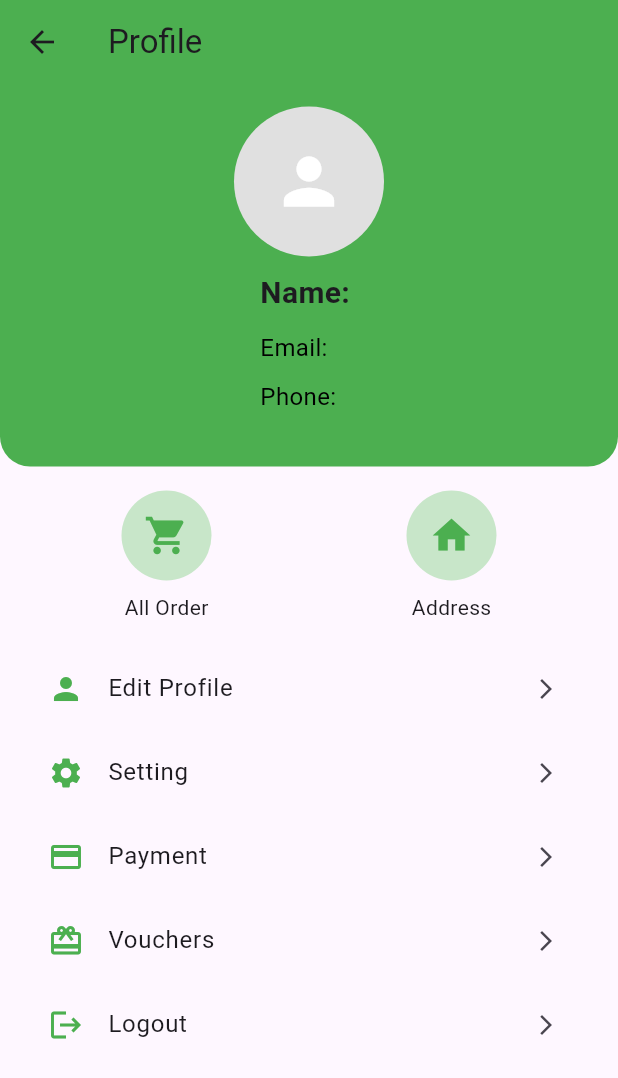
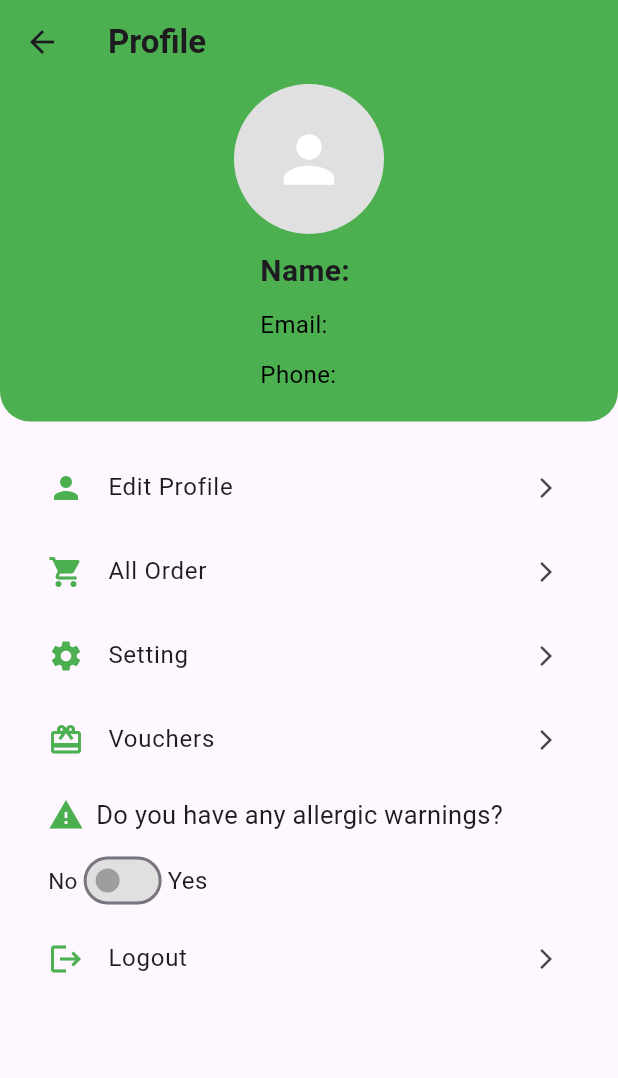
Before and after one commit to janaelmorshedy20/Smart-Grocery-Mobile-App, a Flutter app: the UserProfileScreen screen opened by its route, on a phone screen of 412 x 824 dp. Shown: the top 1078 px of the screen. Run offline on Flutter 3.47's test engine with Material 3 defaults, Android fonts, the phone set to English and light mode, and no system bars; our stand-ins replace cloud_firestore, firebase_auth, firebase_core, flutter_riverpod, image_picker, shared_preferences and 1 more; missing offline and left inert: google_mlkit_text_recognition; accounts and stored records are empty.

Commit message:
update user profile

```diff
--- a/lib/userprofile.dart
+++ b/lib/userprofile.dart
@@ -1,10 +1,12 @@
+// import 'package:flutter/material.dart';
+// import 'package:firebase_auth/firebase_auth.dart';
 // import 'package:cloud_firestore/cloud_firestore.dart';
-// import 'package:firebase_auth/firebase_auth.dart';
-// import 'package:flutter/material.dart';
 // import 'package:shared_preferences/shared_preferences.dart';
+// import 'package:smartgrocery/editprofile.dart';
+// import 'package:smartgrocery/voucherscodes.dart';
 
 // class UserProfileScreen extends StatefulWidget {
-//   const UserProfileScreen({Key? key}) : super(key: key);
+//   const UserProfileScreen({super.key});
 
 //   @override
 //   _UserProfileScreenState createState() => _UserProfileScreenState();
@@ -13,6 +15,7 @@
 // class _UserProfileScreenState extends State<UserProfileScreen> {
 //   final _nameController = TextEditingController();
 //   final _emailController = TextEditingController();
+//   final _phonenumberController = TextEditingController();
 //   bool _isLoading = false;
 //   late String userId;
 
@@ -22,9 +25,8 @@
 //     final currentUser = FirebaseAuth.instance.currentUser;
 //     if (currentUser != null) {
 //       userId = currentUser.uid;
-//       _fetchUserProfile(); // Fetch user profile after getting userId
+//       _fetchUserProfile();
 //     } else {
-//       // Handle the case when the user is not logged in
 //       print('User not logged in');
 //     }
 //   }
@@ -35,18 +37,16 @@
 //     });
 
 //     try {
-//       // Fetch user data from Firestore using the userId
 //       DocumentSnapshot userDoc = await FirebaseFirestore.instance
-//           .collection('users')  // Assuming the users collection exists
-//           .doc(userId)  // Fetch user by userId
+//           .collection('users')
+//           .doc(userId)
 //           .get();
 
 //       if (userDoc.exists) {
-//         // Check if the document exists and then update the fields
 //         _nameController.text = userDoc['name'];
 //         _emailController.text = userDoc['email'];
+//         _phonenumberController.text = userDoc['phone'];
 //       } else {
-//         // Document does not exist
 //         print('User profile not found');
 //       }
 //     } catch (e) {
@@ -64,275 +64,172 @@
 //   Widget build(BuildContext context) {
 //     return Scaffold(
 //       appBar: AppBar(
-//         title: const Text('User Profile', style: TextStyle(fontWeight: FontWeight.bold)),
-//         centerTitle: true,
+//         title: const Text('Profile'),
 //         backgroundColor: Colors.green,
-//         foregroundColor: Colors.white,
-//         elevation: 4,
+//         leading: IconButton(
+//           icon: const Icon(Icons.arrow_back),
+//           onPressed: () {
+//             Navigator.pop(context);
+//           },
+//         ),
 //       ),
-//       body: Padding(
-//         padding: const EdgeInsets.all(16.0),
-//         child: Column(
-//           crossAxisAlignment: CrossAxisAlignment.start,
-//           children: [
-//             // Profile Picture (Icon)
-//             Center(
-//               child: CircleAvatar(
-//                 radius: 50.0, // Adjust the size as needed
-//                 backgroundColor: Colors.grey[300],
-//                 child: Icon(
-//                   Icons.person,
-//                   size: 50.0, // Icon size
-//                   color: Colors.white,
-//                 ),
+//       body: Column(
+//         crossAxisAlignment: CrossAxisAlignment.stretch,
+//         children: [
+//           // Profile Header
+//           Container(
+//             padding: const EdgeInsets.all(15.0),
+//             decoration: const BoxDecoration(
+//               color: Colors.green,
+//               borderRadius: BorderRadius.only(
+//                 bottomLeft: Radius.circular(20),
+//                 bottomRight: Radius.circular(20),
 //               ),
 //             ),
-//             const SizedBox(height: 20),
+//             child: Column(
+//               children: [
+//                 Center(
+//                     child: CircleAvatar(
+//                   radius: 50.0, // Adjust the size as needed
+//                   backgroundColor: Colors.grey[300],
+//                   child: const Icon(
+//                     Icons.person,
+//                     size: 50.0, // Icon size
+//                     color: Colors.white,
+//                   ),
+//                 )),
+//                 const SizedBox(height: 10),
+//                 _isLoading
+//                     ? const Center(child: CircularProgressIndicator())
+//                     : Column(
+//                         crossAxisAlignment: CrossAxisAlignment.start,
+//                         children: [
+//                           Text(
+//                             'Name: ${_nameController.text}',
+//                             style: const TextStyle(
+//                               fontSize: 20,
+//                               fontWeight: FontWeight.bold,
+//                             ),
+//                           ),
+//                           const SizedBox(height: 10),
+//                           Text(
+//                             'Email: ${_emailController.text}',
+//                             style: const TextStyle(
+//                               fontSize: 16,
+//                               color: Colors.black,
+//                             ),
+//                           ),
+//                           const SizedBox(height: 10),
+//                           Text(
+//                             'Phone: ${_phonenumberController.text}',
+//                             style: const TextStyle(
+//                               fontSize: 16,
+//                               color: Colors.black,
+//                             ),
+//                           ),
+//                           const SizedBox(height: 20),
+//                         ],
+//                       ),
+//               ],
+//             ),
+//           ),
 
-//             // User Info
-//             _isLoading
-//                 ? const Center(child: CircularProgressIndicator()) // Show loading spinner when fetching data
-//                 : Column(
-//                     crossAxisAlignment: CrossAxisAlignment.start,
-//                     children: [
-//                       Text(
-//                         'Name: ${_nameController.text}',
-//                         style: const TextStyle(
-//                           fontSize: 20,
-//                           fontWeight: FontWeight.bold,
-//                         ),
-//                       ),
-//                       const SizedBox(height: 10),
-//                       Text(
-//                         'Email: ${_emailController.text}',
-//                         style: const TextStyle(
-//                           fontSize: 16,
-//                           color: Colors.grey,
-//                         ),
-//                       ),
-//                       const SizedBox(height: 20),
-//                     ],
-//                   ),
+//           const SizedBox(height: 16),
 
-//             // Edit Profile Button
-//             ElevatedButton.icon(
-//               onPressed: () {
-//                 _editProfile(context);
-//               },
-//               style: ElevatedButton.styleFrom(
-//                 backgroundColor: Colors.blue,
-//                 minimumSize: const Size(double.infinity, 50),
-//               ),
-//               icon: const Icon(Icons.edit, color: Colors.white), // Icon for the button
-//               label: const Text(
-//                 'Edit Profile',
-//                 style: TextStyle(color: Colors.white),
-//               ),
+//           // Horizontal Menu
+//           Padding(
+//             padding: const EdgeInsets.symmetric(horizontal: 16.0),
+//             child: Row(
+//               mainAxisAlignment: MainAxisAlignment.spaceAround,
+//               children: [
+//                 _buildMenuItem(Icons.shopping_cart, 'All Order'),
+//                 _buildMenuItem(Icons.home, 'Address'),
+//               ],
 //             ),
-//             const SizedBox(height: 20),
+//           ),
 
-//             // Past Orders Button
-//             ElevatedButton.icon(
-//               onPressed: () {
-//                 _viewOrders(context);
-//               },
-//               style: ElevatedButton.styleFrom(
-//                 backgroundColor: Colors.orange,
-//                 minimumSize: const Size(double.infinity, 50),
-//               ),
-//               icon: const Icon(Icons.history, color: Colors.white), // Icon for the button
-//               label: const Text(
-//                 'Past Orders',
-//                 style: TextStyle(color: Colors.white),
-//               ),
+//           const SizedBox(height: 16),
+
+//           // Vertical Menu
+//           Expanded(
+//             child: ListView(
+//               padding: const EdgeInsets.symmetric(horizontal: 16.0),
+//               children: [
+//                 _buildListTile(Icons.person, 'Edit Profile', () {
+//                   Navigator.push(
+//                     context,
+//                     MaterialPageRoute(
+//                       builder: (context) => const EditProfileScreen(),
+//                     ),
+//                   );
+//                 }),
+//                 _buildListTile(Icons.settings, 'Setting', () {}),
+//                 _buildListTile(Icons.payment, 'Payment', () {}),
+//                 _buildListTile(Icons.card_giftcard, 'Vouchers', () {
+//                   Navigator.push(
+//                     context,
+//                     MaterialPageRoute(
+//                       builder: (context) => const VouchersPage(),
+//                     ),
+//                   );
+//                 }),
+//                 _buildListTile(Icons.logout, 'Logout', () {
+//                   _logout(context);
+//                 }),
+
+//               ],
 //             ),
-//             const SizedBox(height: 20),
+//           ),
 
-//             // Logout Button
-//             ElevatedButton.icon(
-//               onPressed: () {
-//                 _logout(context);
-//               },
-//               style: ElevatedButton.styleFrom(
-//                 backgroundColor: Colors.red,
-//                 minimumSize: const Size(double.infinity, 50),
-//               ),
-//               icon: const Icon(Icons.logout, color: Colors.white), // Icon for the button
-//               label: const Text(
-//                 'Logout',
-//                 style: TextStyle(color: Colors.white),
-//               ),
-//             ),
-//           ],
-//         ),
+//         ],
 //       ),
 //     );
 //   }
 
-//   // Edit Profile Function
-//   void _editProfile(BuildContext context) {
-//     Navigator.pushNamed(context, '/EditProfileScreen');
-//   }
-
-//   //  Orders Function
-//   void _viewOrders(BuildContext context) {
-//     Navigator.pushNamed(context, '/pastOrders');
-//   }
-
-//   // Logout Function
 //   void _logout(BuildContext context) async {
-//     // Clear session data
 //     SharedPreferences prefs = await SharedPreferences.getInstance();
 //     await prefs.clear();
-
-//     // Log out the user from Firebase
 //     await FirebaseAuth.instance.signOut();
-
-//     // Redirect the user to the login screen
 //     Navigator.pushReplacementNamed(context, '/login2');
 //     print('User Logged Out');
 //   }
-// }
 
-//   @override
-//   Widget build(BuildContext context) {
-//     return Scaffold(
-//       appBar: AppBar(
-//         title: const Text('User Profile', style: TextStyle(fontWeight: FontWeight.bold)),
-//         centerTitle: true,
-//         backgroundColor: Colors.green,
-//         foregroundColor: Colors.white,
-//         elevation: 4,
-//       ),
-//       body: Padding(
-//         padding: const EdgeInsets.all(16.0),
-//         child: Column(
-//           crossAxisAlignment: CrossAxisAlignment.start,
-//           children: [
-//             Center(
-//               child: CircleAvatar(
-//                 radius: 50.0,
-//                 backgroundColor: Colors.grey[300],
-//                 child: const Icon(
-//                   Icons.person,
-//                   size: 50.0,
-//                   color: Colors.white,
-//                 ),
-//               ),
-//             ),
-//             const SizedBox(height: 20),
-//             _isLoading
-//                 ? const Center(child: CircularProgressIndicator())
-//                 : Column(
-//                     crossAxisAlignment: CrossAxisAlignment.start,
-//                     children: [
-//                       Text(
-//                         'Name: ${_nameController.text}',
-//                         style: const TextStyle(
-//                           fontSize: 20,
-//                           fontWeight: FontWeight.bold,
-//                         ),
-//                       ),
-//                       const SizedBox(height: 10),
-//                       Text(
-//                         'Email: ${_emailController.text}',
-//                         style: const TextStyle(
-//                           fontSize: 16,
-//                           color: Colors.grey,
-//                         ),
-//                       ),
-//                       const SizedBox(height: 20),
-//                     ],
-//                   ),
-//             ElevatedButton(
-//   onPressed: () {
-//     Navigator.push(
-//       context,
-//       MaterialPageRoute(
-//         builder: (context) => EditProfileScreen(), // Replace with your actual screen widget
-//       ),
-//     );
-//   },
-//   style: ElevatedButton.styleFrom(
-//     backgroundColor: Colors.blue,
-//     minimumSize: const Size(double.infinity, 50),
-//   ),
-//   child: const Text(
-//     'Edit Profile',
-//     style: TextStyle(color: Colors.white),
-//   ),
-// ),
-//             const SizedBox(height: 20),
-//             ElevatedButton.icon(
-//               onPressed: () {
-//                 Navigator.pushNamed(context, '/pastOrders');
-//               },
-//               style: ElevatedButton.styleFrom(
-//                 backgroundColor: Colors.orange,
-//                 minimumSize: const Size(double.infinity, 50),
-//               ),
-//               icon: const Icon(Icons.history, color: Colors.white),
-//               label: const Text('Past Orders', style: TextStyle(color: Colors.white)),
-//             ),
-//             const SizedBox(height: 20),
-//             ElevatedButton.icon(
-//               onPressed: () {
-//                 _logout(context);
-//               },
-//               style: ElevatedButton.styleFrom(
-//                 backgroundColor: Colors.red,
-//                 minimumSize: const Size(double.infinity, 50),
-//               ),
-//               icon: const Icon(Icons.logout, color: Colors.white),
-//               label: const Text('Logout', style: TextStyle(color: Colors.white)),
-//             ),
-//           ],
+//   Widget _buildMenuItem(IconData icon, String label) {
+//     return Column(
+//       children: [
+//         CircleAvatar(
+//           radius: 30,
+//           backgroundColor: Colors.green[100],
+//           child: Icon(
+//             icon,
+//             color: Colors.green,
+//             size: 30,
+//           ),
 //         ),
-//       ),
+//         const SizedBox(height: 8),
+//         Text(label, style: const TextStyle(fontSize: 14)),
+//       ],
 //     );
 //   }
 
-// }
-
-// class PastOrdersScreen extends StatelessWidget {
-//   const PastOrdersScreen({Key? key}) : super(key: key);
-
-//   @override
-//   Widget build(BuildContext context) {
-//     return Scaffold(
-//       appBar: AppBar(
-//         title: const Text('Past Orders'),
-//         backgroundColor: Colors.orange,
-//       ),
-//       body: const Center(
-//         child: Text('Past Orders Screen Content'),
-//       ),
+//   Widget _buildListTile(IconData icon, String title, VoidCallback onTap) {
+//     return ListTile(
+//       leading: Icon(icon, color: Colors.green),
+//       title: Text(title),
+//       trailing: const Icon(Icons.arrow_forward_ios, size: 16),
+//       onTap: onTap,
 //     );
 //   }
 // }
 
-// class LoginScreen extends StatelessWidget {
-//   const LoginScreen({Key? key}) : super(key: key);
 
-//   @override
-//   Widget build(BuildContext context) {
-//     return Scaffold(
-//       appBar: AppBar(
-//         title: const Text('Login'),
-//         backgroundColor: Colors.red,
-//       ),
-//       body: const Center(
-//         child: Text('Login Screen Content'),
-//       ),
-//     );
-//   }
-// }
 
 import 'package:flutter/material.dart';
 import 'package:firebase_auth/firebase_auth.dart';
 import 'package:cloud_firestore/cloud_firestore.dart';
 import 'package:shared_preferences/shared_preferences.dart';
 import 'package:smartgrocery/editprofile.dart';
+import 'package:smartgrocery/vieworders.dart';
 import 'package:smartgrocery/voucherscodes.dart';
 
 class UserProfileScreen extends StatefulWidget {
@@ -348,6 +245,7 @@ class _UserProfileScreenState extends State<UserProfileScreen> {
   final _phonenumberController = TextEditingController();
   bool _isLoading = false;
   late String userId;
+  String? _allergyStatus; // Tracks the selected option: "Yes" or "No"
 
   @override
   void initState() {
@@ -390,11 +288,49 @@ class _UserProfileScreenState extends State<UserProfileScreen> {
     }
   }
 
+  Future<void> _saveAllergyStatus() async {
+    if (_allergyStatus == null) {
+      ScaffoldMessenger.of(context).showSnackBar(
+        const SnackBar(
+          content: Text('Please select an allergy status before saving.'),
+        ),
+      );
+      return;
+    }
+
+    try {
+      await FirebaseFirestore.instance
+          .collection('allergy_warnings')
+          .doc(userId)
+          .set({
+        'userId': userId,
+        'name': _nameController.text,
+        'email': _emailController.text,
+        'phone': _phonenumberController.text,
+        'allergyStatus': _allergyStatus,
+        'timestamp': FieldValue.serverTimestamp(),
+      });
+
+      ScaffoldMessenger.of(context).showSnackBar(
+        const SnackBar(
+          content: Text('Allergy status saved successfully.'),
+        ),
+      );
+    } catch (e) {
+      print("Error saving allergy status: $e");
+      ScaffoldMessenger.of(context).showSnackBar(
+        const SnackBar(
+          content: Text('Error saving allergy status.'),
+        ),
+      );
+    }
+  }
+
   @override
   Widget build(BuildContext context) {
     return Scaffold(
       appBar: AppBar(
-        title: const Text('Profile'),
+        title: const Text('Profile' , style: TextStyle(fontWeight: FontWeight.bold)),
         backgroundColor: Colors.green,
         leading: IconButton(
           icon: const Icon(Icons.arrow_back),
@@ -408,7 +344,7 @@ class _UserProfileScreenState extends State<UserProfileScreen> {
         children: [
           // Profile Header
           Container(
-            padding: const EdgeInsets.all(15.0),
+            padding: const EdgeInsets.all(0.0),
             decoration: const BoxDecoration(
               color: Colors.green,
               borderRadius: BorderRadius.only(
@@ -466,19 +402,6 @@ class _UserProfileScreenState extends State<UserProfileScreen> {
 
           const SizedBox(height: 16),
 
-          // Horizontal Menu
-          Padding(
-            padding: const EdgeInsets.symmetric(horizontal: 16.0),
-            child: Row(
-              mainAxisAlignment: MainAxisAlignment.spaceAround,
-              children: [
-                _buildMenuItem(Icons.shopping_cart, 'All Order'),
-                _buildMenuItem(Icons.home, 'Address'),
-              ],
-            ),
-          ),
-
-          const SizedBox(height: 16),
 
           // Vertical Menu
           Expanded(
@@ -493,8 +416,15 @@ class _UserProfileScreenState extends State<UserProfileScreen> {
                     ),
                   );
                 }),
+                _buildListTile(Icons.shopping_cart, 'All Order',(){
+                   Navigator.push(
+                    context,
+                    MaterialPageRoute(
+                      builder: (context) =>  ViewOrderPage(),
+                    ),
+                   );
+                }),
                 _buildListTile(Icons.settings, 'Setting', () {}),
-                _buildListTile(Icons.payment, 'Payment', () {}),
                 _buildListTile(Icons.card_giftcard, 'Vouchers', () {
                   Navigator.push(
                     context,
@@ -503,9 +433,61 @@ class _UserProfileScreenState extends State<UserProfileScreen> {
                     ),
                   );
                 }),
-                _buildListTile(Icons.logout, 'Logout', () {
+                const SizedBox(height: 10),
+                Padding(
+  padding: const EdgeInsets.symmetric(horizontal: 16.0),
+  child: Column(
+    crossAxisAlignment: CrossAxisAlignment.start,
+    children: [
+      Row(
+        children: [
+          Icon(
+            Icons.warning, // Icon for allergies or warning
+            color: Colors.green, // Color of the icon
+          ),
+          const SizedBox(width: 8), // Space between the icon and the text
+          const Text(
+            'Do you have any allergic warnings?',
+            style: TextStyle(fontSize: 17),
+          ),
+        ],
+      ),
+      const SizedBox(height: 8),
+      Row(
+        children: [
+          const Text('No', style: TextStyle(fontSize: 15)),
+          Switch(
+            value: _allergyStatus == 'Yes',  // Check if the status is "Yes"
+            onChanged: (bool value) {
+              setState(() {
+                _allergyStatus = value ? 'Yes' : 'No';  // Update status
+              });
+              // Save automatically when toggled
+              _saveAllergyStatus();
+            },
+            activeColor: Colors.green,
+            inactiveThumbColor: Colors.grey,
+            inactiveTrackColor: Colors.grey[300],
+          ),
+          const Text('Yes', style: TextStyle(fontSize: 16)),
+        ],
+      ),
+      if (_allergyStatus != null)
+        Padding(
+          padding: const EdgeInsets.only(top: 8.0),
+          child: Text(
+            'Selected: $_allergyStatus',
+            style: const TextStyle(fontSize: 16, color: Colors.green),
+          ),
+        ),
+    ],
+  ),
+),
+
+ _buildListTile(Icons.logout, 'Logout', () {
                   _logout(context);
                 }),
+
               ],
             ),
           ),
@@ -522,24 +504,6 @@ class _UserProfileScreenState extends State<UserProfileScreen> {
     print('User Logged Out');
   }
 
-  Widget _buildMenuItem(IconData icon, String label) {
-    return Column(
-      children: [
-        CircleAvatar(
-          radius: 30,
-          backgroundColor: Colors.green[100],
-          child: Icon(
-            icon,
-            color: Colors.green,
-            size: 30,
-          ),
-        ),
-        const SizedBox(height: 8),
-        Text(label, style: const TextStyle(fontSize: 14)),
-      ],
-    );
-  }
-
   Widget _buildListTile(IconData icon, String title, VoidCallback onTap) {
     return ListTile(
       leading: Icon(icon, color: Colors.green),
```
